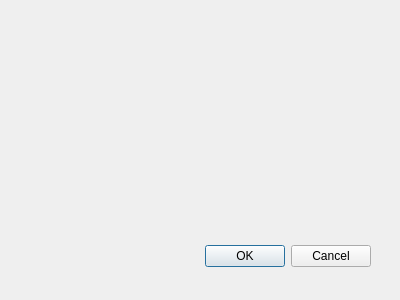
Old version of the form Strassenachsen_dialog_base.ui in the repository KaFr6333/GIS_API.
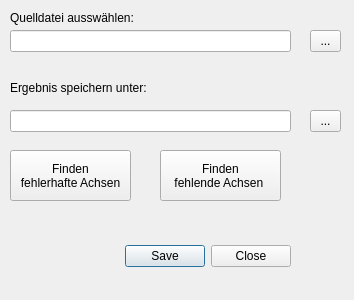
New version of the form.

Commit message: Funktion Achsen laden und Zielordner implementiert

Diff of the .ui file:
```diff
--- a/Strassenachsen_dialog_base.ui
+++ b/Strassenachsen_dialog_base.ui
@@ -1,31 +1,134 @@
 <ui version="4.0" >
  <class>StrassenachsenDialogBase</class>
- <widget class="QDialog" name="StrassenachsenDialogBase" >
-  <property name="geometry" >
+ <widget class="QDialog" name="StrassenachsenDialogBase">
+  <property name="geometry">
    <rect>
     <x>0</x>
     <y>0</y>
-    <width>400</width>
+    <width>354</width>
     <height>300</height>
    </rect>
   </property>
   <property name="windowTitle" >
    <string>Strassenachsen</string>
   </property>
-  <widget class="QDialogButtonBox" name="button_box" >
-   <property name="geometry" >
+  <widget class="QDialogButtonBox" name="dialogButtonBox">
+   <property name="geometry">
     <rect>
-     <x>30</x>
+     <x>90</x>
      <y>240</y>
-     <width>341</width>
+     <width>201</width>
      <height>32</height>
     </rect>
    </property>
    <property name="orientation" >
     <enum>Qt::Horizontal</enum>
    </property>
-   <property name="standardButtons" >
-    <set>QDialogButtonBox::Cancel|QDialogButtonBox::Ok</set>
+   <property name="standardButtons">
+    <set>QDialogButtonBox::Close|QDialogButtonBox::Save</set>
+   </property>
+  </widget>
+  <widget class="QLineEdit" name="Quelle_lineEdit">
+   <property name="geometry">
+    <rect>
+     <x>10</x>
+     <y>30</y>
+     <width>281</width>
+     <height>22</height>
+    </rect>
+   </property>
+  </widget>
+  <widget class="QLabel" name="label">
+   <property name="geometry">
+    <rect>
+     <x>10</x>
+     <y>10</y>
+     <width>141</width>
+     <height>16</height>
+    </rect>
+   </property>
+   <property name="text">
+    <string>Quelldatei ausswählen:</string>
+   </property>
+  </widget>
+  <widget class="QToolButton" name="fehler_Achsen">
+   <property name="geometry">
+    <rect>
+     <x>10</x>
+     <y>150</y>
+     <width>121</width>
+     <height>51</height>
+    </rect>
+   </property>
+   <property name="text">
+    <string>Finden 
+fehlerhafte Achsen</string>
+   </property>
+  </widget>
+  <widget class="QToolButton" name="fehlende_Achsen">
+   <property name="geometry">
+    <rect>
+     <x>160</x>
+     <y>150</y>
+     <width>121</width>
+     <height>51</height>
+    </rect>
+   </property>
+   <property name="mouseTracking">
+    <bool>true</bool>
+   </property>
+   <property name="text">
+    <string>Finden
+fehlende Achsen </string>
+   </property>
+  </widget>
+  <widget class="QLineEdit" name="Ziel_lineEdit">
+   <property name="geometry">
+    <rect>
+     <x>10</x>
+     <y>110</y>
+     <width>281</width>
+     <height>22</height>
+    </rect>
+   </property>
+  </widget>
+  <widget class="QLabel" name="label_2">
+   <property name="geometry">
+    <rect>
+     <x>10</x>
+     <y>80</y>
+     <width>151</width>
+     <height>16</height>
+    </rect>
+   </property>
+   <property name="text">
+    <string>Ergebnis speichern unter:</string>
+   </property>
+  </widget>
+  <widget class="QToolButton" name="Ziel_Button">
+   <property name="geometry">
+    <rect>
+     <x>310</x>
+     <y>110</y>
+     <width>31</width>
+     <height>22</height>
+    </rect>
+   </property>
+   <property name="text">
+    <string>...</string>
+   </property>
+  </widget>
+  <widget class="QToolButton" name="Quelle_Button">
+   <property name="geometry">
+    <rect>
+     <x>310</x>
+     <y>30</y>
+     <width>31</width>
+     <height>22</height>
+    </rect>
+   </property>
+   <property name="text">
+    <string>...</string>
    </property>
   </widget>
  </widget>
```
Left out of the diff: 35 changed lines with no effect on the pictures. The commit also changes 3 other files.
